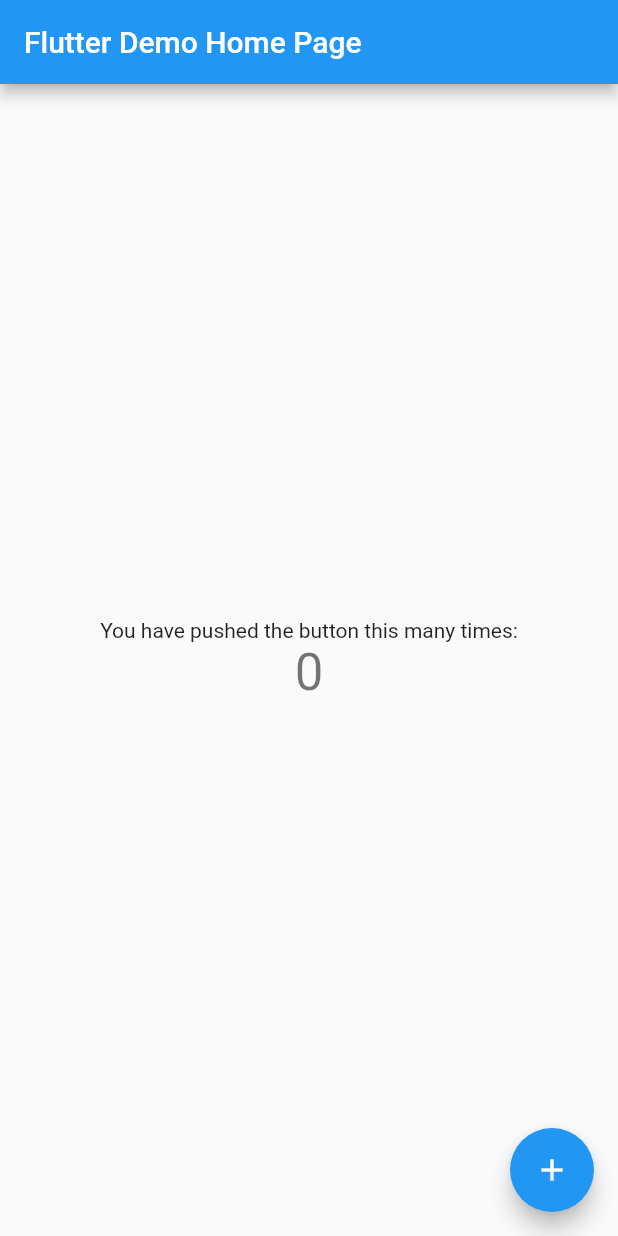
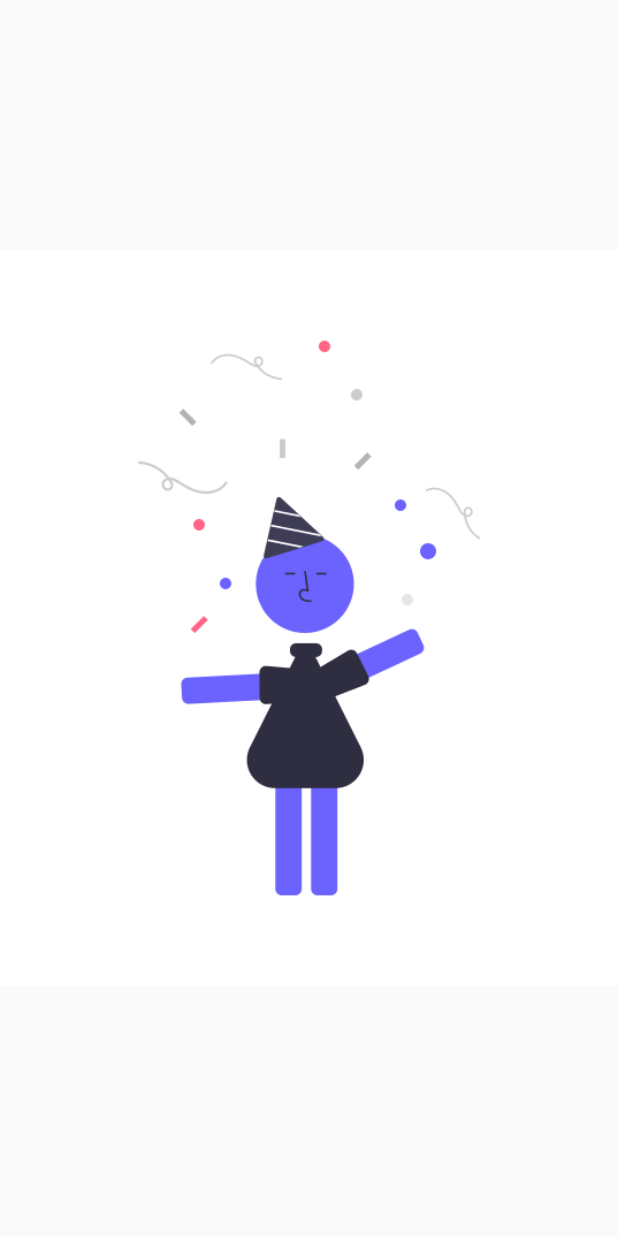
Before and after one commit to onumengine/displaya-HNG, a Flutter app: the screen it shows after launch, on a phone screen of 412 x 824 dp. Run offline on Flutter 3.47's test engine with Material 2 defaults, Android fonts, the light colour scheme and no system bars.

Commit message:
Integrate the splash screen

```diff
--- a/lib/main.dart
+++ b/lib/main.dart
@@ -1,3 +1,4 @@
+import 'package:displaya/splash_screen.dart';
 import 'package:flutter/material.dart';
 
 void main() {
@@ -5,109 +6,14 @@
 }
 
 class MyApp extends StatelessWidget {
-  // This widget is the root of your application.
   @override
   Widget build(BuildContext context) {
     return MaterialApp(
       title: 'Flutter Demo',
       theme: ThemeData(
-        // This is the theme of your application.
-        //
-        // Try running your application with "flutter run". You'll see the
-        // application has a blue toolbar. Then, without quitting the app, try
-        // changing the primarySwatch below to Colors.green and then invoke
-        // "hot reload" (press "r" in the console where you ran "flutter run",
-        // or simply save your changes to "hot reload" in a Flutter IDE).
-        // Notice that the counter didn't reset back to zero; the application
-        // is not restarted.
         primarySwatch: Colors.blue,
       ),
-      home: MyHomePage(title: 'Flutter Demo Home Page'),
+      home: SplashScreen(),
     );
   }
 }
-
-class MyHomePage extends StatefulWidget {
-  MyHomePage({Key? key, required this.title}) : super(key: key);
-
-  // This widget is the home page of your application. It is stateful, meaning
-  // that it has a State object (defined below) that contains fields that affect
-  // how it looks.
-
-  // This class is the configuration for the state. It holds the values (in this
-  // case the title) provided by the parent (in this case the App widget) and
-  // used by the build method of the State. Fields in a Widget subclass are
-  // always marked "final".
-
-  final String title;
-
-  @override
-  _MyHomePageState createState() => _MyHomePageState();
-}
-
-class _MyHomePageState extends State<MyHomePage> {
-  int _counter = 0;
-
-  void _incrementCounter() {
-    setState(() {
-      // This call to setState tells the Flutter framework that something has
-      // changed in this State, which causes it to rerun the build method below
-      // so that the display can reflect the updated values. If we changed
-      // _counter without calling setState(), then the build method would not be
-      // called again, and so nothing would appear to happen.
-      _counter++;
-    });
-  }
-
-  @override
-  Widget build(BuildContext context) {
-    // This method is rerun every time setState is called, for instance as done
-    // by the _incrementCounter method above.
-    //
-    // The Flutter framework has been optimized to make rerunning build methods
-    // fast, so that you can just rebuild anything that needs updating rather
-    // than having to individually change instances of widgets.
-    return Scaffold(
-      appBar: AppBar(
-        // Here we take the value from the MyHomePage object that was created by
-        // the App.build method, and use it to set our appbar title.
-        title: Text(widget.title),
-      ),
-      body: Center(
-        // Center is a layout widget. It takes a single child and positions it
-        // in the middle of the parent.
-        child: Column(
-          // Column is also a layout widget. It takes a list of children and
-          // arranges them vertically. By default, it sizes itself to fit its
-          // children horizontally, and tries to be as tall as its parent.
-          //
-          // Invoke "debug painting" (press "p" in the console, choose the
-          // "Toggle Debug Paint" action from the Flutter Inspector in Android
-          // Studio, or the "Toggle Debug Paint" command in Visual Studio Code)
-          // to see the wireframe for each widget.
-          //
-          // Column has various properties to control how it sizes itself and
-          // how it positions its children. Here we use mainAxisAlignment to
-          // center the children vertically; the main axis here is the vertical
-          // axis because Columns are vertical (the cross axis would be
-          // horizontal).
-          mainAxisAlignment: MainAxisAlignment.center,
-          children: <Widget>[
-            Text(
-              'You have pushed the button this many times:',
-            ),
-            Text(
-              '$_counter',
-              style: Theme.of(context).textTheme.headline4,
-            ),
-          ],
-        ),
-      ),
-      floatingActionButton: FloatingActionButton(
-        onPressed: _incrementCounter,
-        tooltip: 'Increment',
-        child: Icon(Icons.add),
-      ), // This trailing comma makes auto-formatting nicer for build methods.
-    );
-  }
-}
--- a/lib/splash_screen.dart
+++ b/lib/splash_screen.dart
@@ -0,0 +1,16 @@
+import 'package:flutter/material.dart';
+
+class SplashScreen extends StatelessWidget {
+  Widget build(BuildContext context) {
+    return Scaffold(
+      body: SafeArea(
+        child: Stack(
+          fit: StackFit.expand,
+          children: <Widget>[
+            Image.asset('lib/assets/splash_img.png'),
+          ],
+        ),
+      ),
+    );
+  }
+}
```
